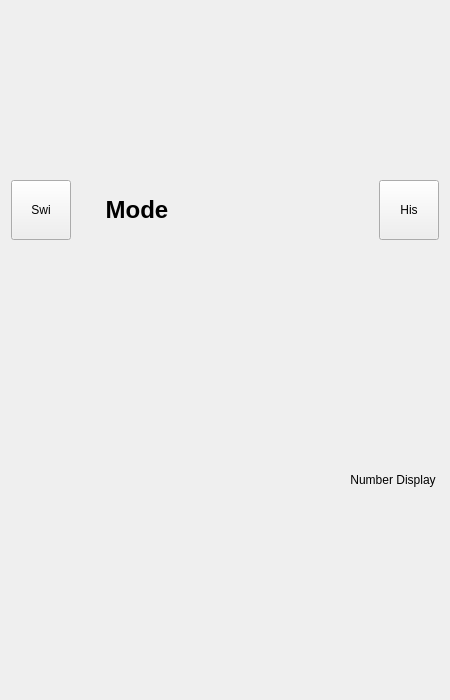
Qt form Dual-Mode-Calculator/DualModeCalculator.ui (Robert-Lu/Dual-Mode-Calculator) before a commit.
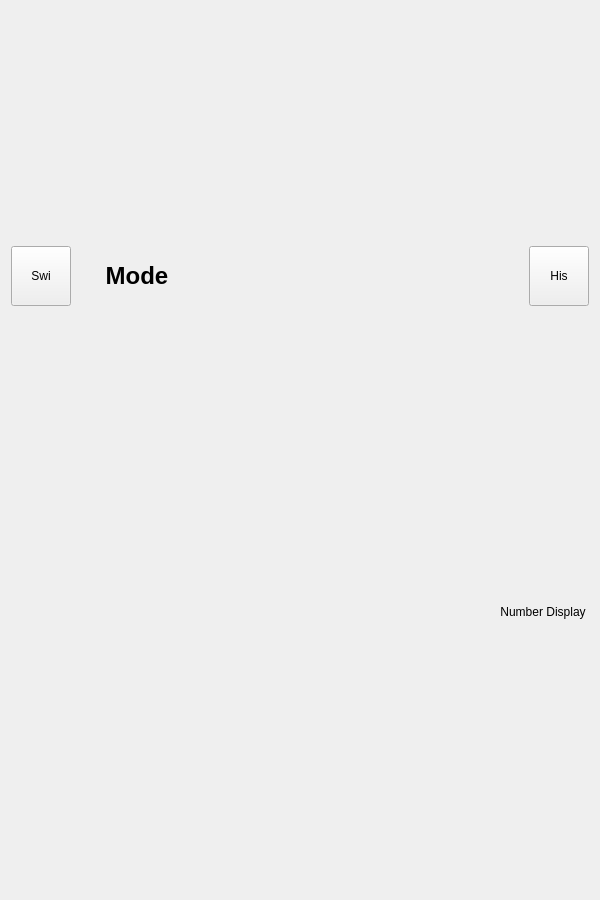
The same form after that commit.

```diff
--- a/Dual-Mode-Calculator/DualModeCalculator.ui
+++ b/Dual-Mode-Calculator/DualModeCalculator.ui
@@ -6,14 +6,14 @@
    <rect>
     <x>0</x>
     <y>0</y>
-    <width>450</width>
-    <height>700</height>
+    <width>600</width>
+    <height>900</height>
    </rect>
   </property>
   <property name="minimumSize">
    <size>
-    <width>450</width>
-    <height>700</height>
+    <width>600</width>
+    <height>900</height>
    </size>
   </property>
   <property name="windowTitle">
```
Left out of the diff: 3 changed lines with no effect on the pictures.
